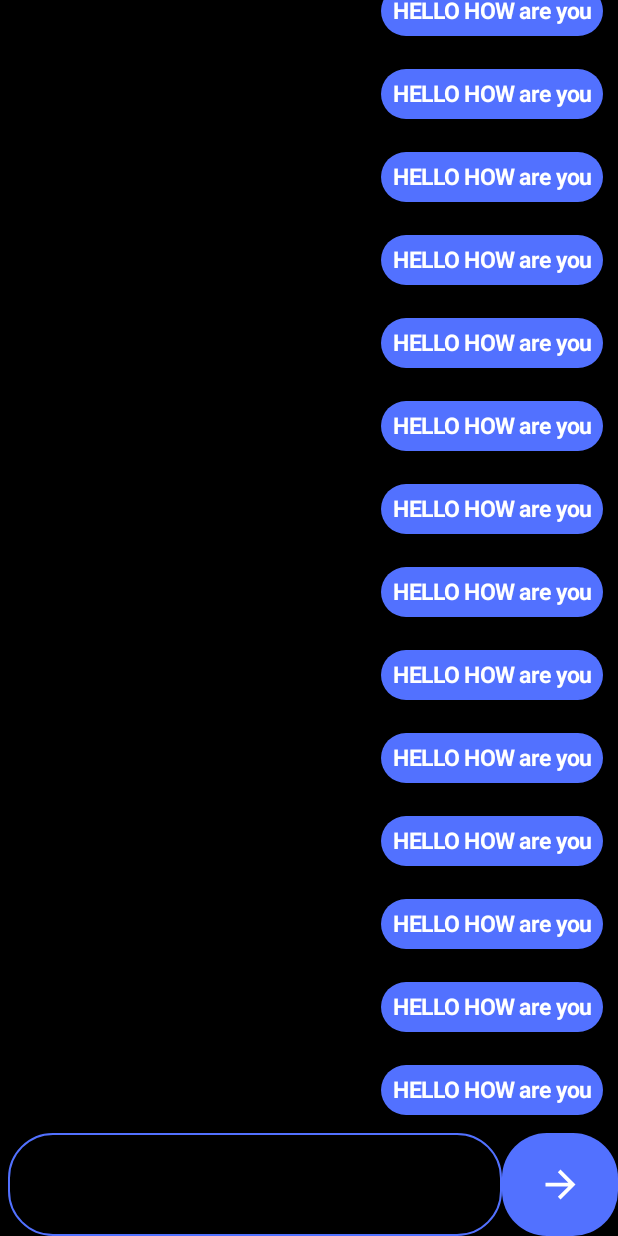
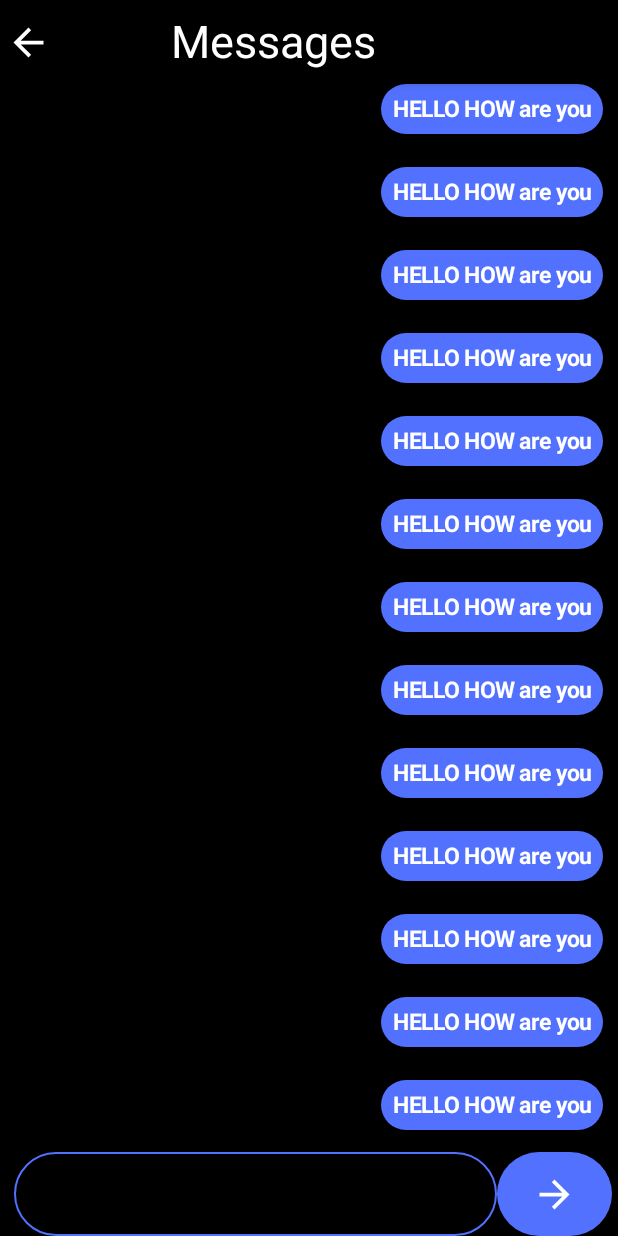
Before and after one commit to PGautam27/Get-Chatting, an Android app built with Jetpack Compose: the GChatScreen screen opened through its navigation route, on a phone screen of 412 x 824 dp. Run offline under Robolectric (Android 15) with nearby library versions, the phone set to English and light mode, and no system bars; our stand-ins replace Firebase (no records; nobody signed in at launch, a user with empty details on screens opened directly), Room's generated code.

Commit message:
Get Chatting

```diff
--- a/app/src/main/java/com/example/getchatt/MainActivity.kt
+++ b/app/src/main/java/com/example/getchatt/MainActivity.kt
@@ -36,7 +36,7 @@ class MainActivity : ComponentActivity() {
                     Screens.GHomeScreen.route
                 } else Screens.GChattListScreen.route
                 val navController = rememberNavController()
-                NavHost(navController = navController, startDestination = Screens.GChatScreen.route){
+                NavHost(navController = navController, startDestination = value){
                     composable(
                         Screens.GHomeScreen.route,
                     ){
@@ -59,7 +59,7 @@ class MainActivity : ComponentActivity() {
                         Settings(navController,viewModel)
                     }
                     composable(Screens.GChatScreen.route){
-                        GChatScreen()
+                        GChatScreen(navController)
                     }
                 }
             }
--- a/app/src/main/java/com/example/getchatt/presentation/chatt/GChatScreen.kt
+++ b/app/src/main/java/com/example/getchatt/presentation/chatt/GChatScreen.kt
@@ -1,17 +1,12 @@
 package com.example.getchatt.presentation.chatt
 
-import androidx.compose.foundation.ScrollState
-import androidx.compose.foundation.background
+import androidx.compose.foundation.*
 import androidx.compose.foundation.layout.*
-import androidx.compose.foundation.rememberScrollState
 import androidx.compose.foundation.shape.RoundedCornerShape
 import androidx.compose.foundation.text.KeyboardOptions
-import androidx.compose.foundation.verticalScroll
-import androidx.compose.material.Icon
-import androidx.compose.material.OutlinedTextField
-import androidx.compose.material.Text
-import androidx.compose.material.TextFieldDefaults
+import androidx.compose.material.*
 import androidx.compose.material.icons.Icons
+import androidx.compose.material.icons.filled.ArrowBack
 import androidx.compose.material.icons.filled.ArrowForward
 import androidx.compose.runtime.Composable
 import androidx.compose.runtime.mutableStateOf
@@ -29,39 +24,42 @@ import androidx.compose.ui.text.input.KeyboardType
 import androidx.compose.ui.text.input.TextFieldValue
 import androidx.compose.ui.unit.dp
 import androidx.compose.ui.unit.sp
+import androidx.navigation.NavController
 import com.example.getchatt.ui.theme.RoyalBlue
 
 @Composable
-fun GChatScreen() {
+fun GChatScreen(navController:NavController) {
     val messageValue = remember {
         mutableStateOf(TextFieldValue())
     }
-    Column(
-        modifier = Modifier
-            .fillMaxSize()
-            .background(Color.Black)
-            .verticalScroll(rememberScrollState()),
-        verticalArrangement = Arrangement.Bottom,
-        horizontalAlignment = Alignment.CenterHorizontally
-    ) {
-        Column(modifier = Modifier
-            .height(LocalConfiguration.current.screenHeightDp.dp - 70.dp)
-            .fillMaxWidth()
-            .verticalScroll(rememberScrollState()), verticalArrangement = Arrangement.Bottom) {
-            repeat(66){
-                Row(modifier = Modifier.align(Alignment.End)) {
-                    send()
-                    Spacer(modifier = Modifier.padding(bottom =55.dp, end = 10.dp))
-                }
-            }
-            repeat(3){
-                recieve()
-            }
-        }
-        Spacer(modifier = Modifier.padding(5.dp))
+    Scaffold(
+        topBar = {
+                 TopAppBar() {
+                     Row(
+                         modifier = Modifier
+                             .width(LocalConfiguration.current.screenWidthDp.dp - 40.dp)
+                             .height(LocalConfiguration.current.screenHeightDp.dp / 12)
+                             .background(Color.Transparent),
+                         verticalAlignment = Alignment.CenterVertically, horizontalArrangement = Arrangement.Start
+                     ) {
+                         Icon(imageVector = Icons.Default.ArrowBack,
+                             contentDescription = null,
+                             modifier = Modifier
+                                 .clickable {
+                                     navController.popBackStack()
+                                 }
+                                 .height(30.dp)
+                                 .width(30.dp),
+                             tint = Color.White
+                         )
+                         Text(text = "Messages", style = TextStyle(color = Color.White, fontSize = 30.sp), modifier = Modifier.padding(start = 80.dp))
+                     }
+                 }
+        },
+        bottomBar = { BottomAppBar(modifier = Modifier.background(Color.Black)) {
         Row(modifier = Modifier
             .fillMaxWidth()
-            .background(Color.Transparent), verticalAlignment = Alignment.CenterVertically, horizontalArrangement = Arrangement.SpaceBetween) {
+            .background(Color.Black), verticalAlignment = Alignment.CenterVertically, horizontalArrangement = Arrangement.SpaceBetween) {
             OutlinedTextField(
                 value = messageValue.value,
                 onValueChange = { messageValue.value = it },
@@ -78,7 +76,7 @@ fun GChatScreen() {
                 ),
                 modifier = Modifier
                     .padding(start = 5.dp)
-                    .width(LocalConfiguration.current.screenWidthDp.dp - 83.dp)
+                    .width(LocalConfiguration.current.screenWidthDp.dp - 90.dp)
                     .height(LocalConfiguration.current.screenHeightDp.dp / 12)
                     .focusRequester(
                         FocusRequester()
@@ -96,7 +94,34 @@ fun GChatScreen() {
                 Icon(imageVector = Icons.Default.ArrowForward, contentDescription = "send", tint = Color.White, modifier = Modifier.size(30.dp))
             }
         }
+    }}) {
+        Column(
+            modifier = Modifier
+                .fillMaxSize()
+                .background(Color.Black)
+                .verticalScroll(rememberScrollState()),
+            verticalArrangement = Arrangement.Bottom,
+            horizontalAlignment = Alignment.CenterHorizontally
+        ) {
+            Column(modifier = Modifier
+                .height(LocalConfiguration.current.screenHeightDp.dp - 70.dp)
+                .fillMaxWidth()
+                .verticalScroll(rememberScrollState()), verticalArrangement = Arrangement.Bottom) {
+                repeat(66){
+                    Row(modifier = Modifier.align(Alignment.End)) {
+                        send()
+                        Spacer(modifier = Modifier.padding(bottom =55.dp, end = 10.dp))
+                    }
+                }
+                repeat(3){
+                    recieve()
+                }
+            }
+            Spacer(modifier = Modifier.padding(35.dp))
+        }
+
     }
+
 }
 
 @Composable
--- a/app/src/main/java/com/example/getchatt/presentation/chatt/GChattListScreen.kt
+++ b/app/src/main/java/com/example/getchatt/presentation/chatt/GChattListScreen.kt
@@ -184,7 +184,7 @@ fun Settings(navController: NavController,viewModel: GViewModel) {
                 contentDescription = null,
                 modifier = Modifier
                     .clickable {
-
+                            navController.popBackStack()
                     }
                     .height(30.dp)
                     .width(30.dp),
```
